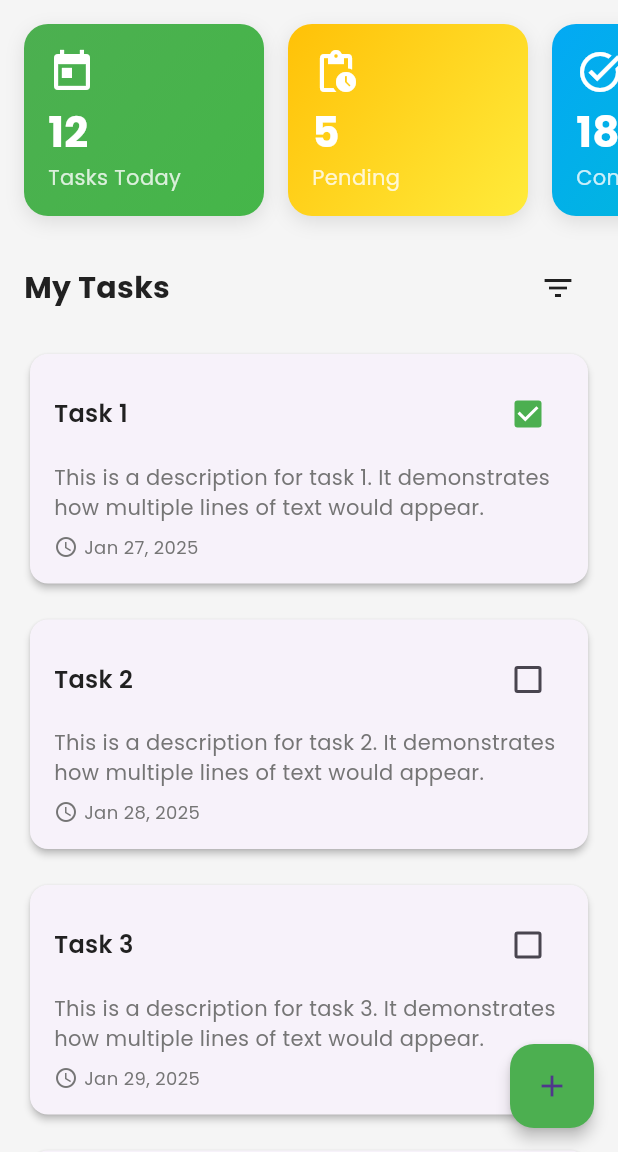
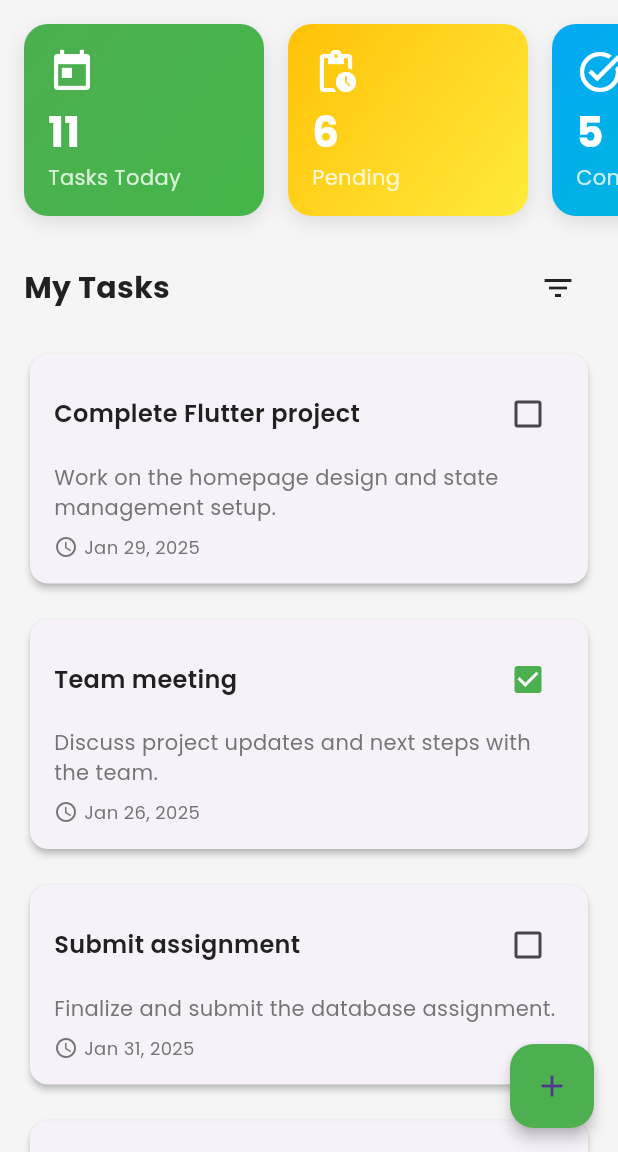
Before and after one commit to crindalwalt/TaskHive, a Flutter app: the screen it shows after launch, on a phone screen of 412 x 824 dp, the part 84-1236 px from its top. Run offline on Flutter 3.47's test engine with Material 3 defaults, Android fonts, the phone set to English and light mode, and no system bars; our stand-ins replace firebase_core, google_fonts; accounts and stored records are empty.

Commit message:
provider state management applied to tasks

```diff
--- a/lib/main.dart
+++ b/lib/main.dart
@@ -1,6 +1,7 @@
 import 'package:flutter/material.dart';
-import 'package:task_hive/pages/category_page.dart';
+import 'package:provider/provider.dart';
 import 'package:task_hive/pages/home_page.dart';
+import 'package:task_hive/providers/task_provider.dart';
 
 void main() {
   runApp(const MyApp());
@@ -11,9 +12,16 @@ class MyApp extends StatelessWidget {
 
   @override
   Widget build(BuildContext context) {
-    return MaterialApp(
-      debugShowCheckedModeBanner: false,
-      home: HomePage(),
+    return MultiProvider(
+      providers: [
+        ChangeNotifierProvider(
+          create: (context) => TaskProvider(),
+        ),
+      ],
+      child: MaterialApp(
+        debugShowCheckedModeBanner: false,
+        home: HomePage(),
+      ),
     );
   }
 }
--- a/lib/models/task.dart
+++ b/lib/models/task.dart
@@ -1,3 +1,5 @@
+import 'package:uuid/uuid.dart';
+
 class Task {
   String id;
   String userId;
@@ -15,3 +17,95 @@ class Task {
     required this.dueDate,
   });
 }
+
+final uuid = Uuid();
+List<Task> fakeTasks = [
+  Task(
+    id: uuid.v4(),
+    userId: 'user1',
+    title: 'Complete Flutter project',
+    description: 'Work on the homepage design and state management setup.',
+    isCompleted: false,
+    dueDate: DateTime.now().add(Duration(days: 2)),
+  ),
+  Task(
+    id: uuid.v4(),
+    userId: 'user1',
+    title: 'Team meeting',
+    description: 'Discuss project updates and next steps with the team.',
+    isCompleted: true,
+    dueDate: DateTime.now().subtract(Duration(days: 1)),
+  ),
+  Task(
+    id: uuid.v4(),
+    userId: 'user2',
+    title: 'Submit assignment',
+    description: 'Finalize and submit the database assignment.',
+    isCompleted: false,
+    dueDate: DateTime.now().add(Duration(days: 4)),
+  ),
+  Task(
+    id: uuid.v4(),
+    userId: 'user2',
+    title: 'Grocery shopping',
+    description: 'Buy essentials: milk, eggs, and bread.',
+    isCompleted: true,
+    dueDate: DateTime.now().subtract(Duration(hours: 5)),
+  ),
+  Task(
+    id: uuid.v4(),
+    userId: 'user3',
+    title: 'Read Flutter documentation',
+    description: 'Focus on state management and provider pattern.',
+    isCompleted: false,
+    dueDate: DateTime.now().add(Duration(days: 3)),
+  ),
+  Task(
+    id: uuid.v4(),
+    userId: 'user3',
+    title: 'Exercise',
+    description: 'Go for a 30-minute run in the evening.',
+    isCompleted: false,
+    dueDate: DateTime.now().add(Duration(hours: 8)),
+  ),
+  Task(
+    id: uuid.v4(),
+    userId: 'user4',
+    title: 'Design logo',
+    description: 'Create a professional logo for the client’s website.',
+    isCompleted: false,
+    dueDate: DateTime.now().add(Duration(days: 7)),
+  ),
+  Task(
+    id: uuid.v4(),
+    userId: 'user4',
+    title: 'Fix production bug',
+    description: 'Resolve the login issue in the production environment.',
+    isCompleted: true,
+    dueDate: DateTime.now().subtract(Duration(days: 2)),
+  ),
+  Task(
+    id: uuid.v4(),
+    userId: 'user5',
+    title: 'Prepare presentation',
+    description: 'Create slides for the upcoming tech conference.',
+    isCompleted: false,
+    dueDate: DateTime.now().add(Duration(days: 5)),
+  ),
+  Task(
+    id: uuid.v4(),
+    userId: 'user5',
+    title: 'Update resume',
+    description: 'Revamp the resume with recent projects and skills.',
+    isCompleted: true,
+    dueDate: DateTime.now().subtract(Duration(days: 3)),
+  ),
+  Task(
+    id: uuid.v4(),
+    userId: 'user5',
+    title: 'Update Onuvia name and website ',
+    description: 'Revamp the resume with recent projects and skills.',
+    isCompleted: true,
+    dueDate: DateTime.now().subtract(Duration(days: 3)),
+  ),
+];
--- a/lib/pages/add_note.dart
+++ b/lib/pages/add_note.dart
@@ -1,6 +1,10 @@
 import 'package:flutter/material.dart';
 import 'package:google_fonts/google_fonts.dart';
 import 'package:intl/intl.dart';
+import 'package:provider/provider.dart';
+import 'package:task_hive/models/task.dart';
+import 'package:task_hive/providers/task_provider.dart';
+import 'package:uuid/uuid.dart';
 
 class AddTaskPage extends StatefulWidget {
   @override
@@ -13,6 +17,8 @@ class _AddTaskPageState extends State<AddTaskPage> {
   TimeOfDay _selectedTime = TimeOfDay.now();
   String _selectedPriority = 'Medium';
   String _selectedCategory = 'Personal';
+  TextEditingController _titleController = TextEditingController();
+  TextEditingController _descriptionController = TextEditingController();
 
   // Custom color constants (matching home page)
   static const primaryColor = Color(0xFF4CAF50);
@@ -83,6 +89,7 @@ class _AddTaskPageState extends State<AddTaskPage> {
 
   Widget _buildTaskTitleField() {
     return TextFormField(
+      controller: _titleController,
       style: GoogleFonts.poppins(
         fontSize: 16,
         color: textColorPrimary,
@@ -117,6 +124,7 @@ class _AddTaskPageState extends State<AddTaskPage> {
 
   Widget _buildTaskDescriptionField() {
     return TextFormField(
+      controller: _descriptionController,
       maxLines: 3,
       style: GoogleFonts.poppins(
         fontSize: 16,
@@ -388,8 +396,21 @@ class _AddTaskPageState extends State<AddTaskPage> {
   }
 
   void _submitForm() {
+    final provider = Provider.of<TaskProvider>(context, listen: false);
     if (_formKey.currentState!.validate()) {
       // TODO: Implement task creation logic
+      provider.addTask(
+        Task(
+          id: Uuid().v4(),
+          userId: 'user1',
+          title: _titleController.text,
+          description: _descriptionController.text,
+          isCompleted: false,
+          dueDate: DateTime.now(),
+        ),
+      );
+      print('Task added: ${_titleController.text}');
+      // print('Task description: ${_descriptionController.text}');
       Navigator.pop(context);
     }
   }
--- a/lib/pages/home_page.dart
+++ b/lib/pages/home_page.dart
@@ -1,7 +1,10 @@
 import 'package:flutter/material.dart';
 import 'package:google_fonts/google_fonts.dart';
 import 'package:intl/intl.dart';
+import 'package:provider/provider.dart';
+import 'package:task_hive/models/task.dart';
 import 'package:task_hive/pages/add_note.dart';
+import 'package:task_hive/providers/task_provider.dart';
 
 class HomePage extends StatelessWidget {
   // Custom color constants
@@ -20,9 +23,9 @@ class HomePage extends StatelessWidget {
         child: CustomScrollView(
           slivers: [
             _buildAppBar(),
-            _buildDashboardCards(),
+            _buildDashboardCards(context),
             _buildFilterSection(),
-            _buildTaskList(),
+            _buildTaskList(context),
           ],
         ),
       ),
@@ -55,7 +58,11 @@ class HomePage extends StatelessWidget {
     );
   }
 
-  Widget _buildDashboardCards() {
+  Widget _buildDashboardCards(BuildContext context) {
+    final taskProvider = Provider.of<TaskProvider>(context);
+    int totalTasks = taskProvider.getTotalTaskCount();
+    int completedTasks = taskProvider.getCompletedTaskCount();
+    int pendingTasks = taskProvider.getPendingTaskCount();
     return SliverToBoxAdapter(
       child: Container(
         height: 160,
@@ -65,19 +72,19 @@ class HomePage extends StatelessWidget {
           children: [
             _buildMetricCard(
               'Tasks Today',
-              '12',
+              totalTasks.toString(),
               Icons.today,
               [Color(0xFF4CAF50), Color(0xFF45B649)],
             ),
             _buildMetricCard(
               'Pending',
-              '5',
+              pendingTasks.toString(),
               Icons.pending_actions,
               [Color(0xFFFFC107), Color(0xFFFFEB3B)],
             ),
             _buildMetricCard(
               'Completed',
-              '18',
+              completedTasks.toString(),
               Icons.task_alt,
               [Color(0xFF03A9F4), Color(0xFF00BCD4)],
             ),
@@ -173,22 +180,24 @@ class HomePage extends StatelessWidget {
     );
   }
 
-  Widget _buildTaskList() {
+  Widget _buildTaskList(BuildContext context) {
+    final tasks = Provider.of<TaskProvider>(context);
+    List<Task> taskList = tasks.tasks;
     return SliverList(
       delegate: SliverChildBuilderDelegate(
-        (context, index) => _buildTaskCard(
-          'Task ${index + 1}',
-          'This is a description for task ${index + 1}. It demonstrates how multiple lines of text would appear.',
-          DateTime.now().add(Duration(days: index)),
-          index % 3 == 0,
-        ),
-        childCount: 10,
+        childCount: taskList.length,
+        (context, index) {
+          Task task = taskList[index];
+          return _buildTaskCard(
+            task,
+            tasks.toggleTaskCompletion,
+          );
+        },
       ),
     );
   }
 
-  Widget _buildTaskCard(
-      String title, String description, DateTime dueDate, bool isCompleted) {
+  Widget _buildTaskCard(Task task, Function toggleTaskCompletion) {
     return Padding(
       padding: EdgeInsets.symmetric(horizontal: 16, vertical: 8),
       child: Card(
@@ -206,7 +215,7 @@ class HomePage extends StatelessWidget {
                   children: [
                     Expanded(
                       child: Text(
-                        title,
+                        task.title,
                         style: GoogleFonts.poppins(
                           fontSize: 16,
                           fontWeight: FontWeight.w600,
@@ -215,15 +224,17 @@ class HomePage extends StatelessWidget {
                       ),
                     ),
                     Checkbox(
-                      value: isCompleted,
-                      onChanged: (value) {},
+                      value: task.isCompleted,
+                      onChanged: (value) {
+                        toggleTaskCompletion(task.id);
+                      },
                       activeColor: primaryColor,
                     ),
                   ],
                 ),
                 SizedBox(height: 8),
                 Text(
-                  description,
+                  task.description,
                   style: GoogleFonts.poppins(
                     fontSize: 14,
                     color: textColorSecondary,
@@ -241,7 +252,7 @@ class HomePage extends StatelessWidget {
                     ),
                     SizedBox(width: 4),
                     Text(
-                      DateFormat('MMM dd, yyyy').format(dueDate),
+                      DateFormat('MMM dd, yyyy').format(task.dueDate),
                       style: GoogleFonts.poppins(
                         fontSize: 12,
                         color: textColorSecondary,
--- a/lib/providers/task_provider.dart
+++ b/lib/providers/task_provider.dart
@@ -0,0 +1,65 @@
+import 'package:flutter/material.dart';
+import 'package:task_hive/models/task.dart';
+
+class TaskProvider with ChangeNotifier {
+  List<Task> _tasks = fakeTasks; // Internal list of tasks.
+
+  // Getter for tasks
+  List<Task> get tasks => [..._tasks];
+
+  // Get task by ID
+  Task getTaskById(String id) {
+    return _tasks.firstWhere((task) => task.id == id);
+  }
+
+  // Add a new task
+  void addTask(Task task) {
+    _tasks.add(task);
+    notifyListeners(); // Notify listeners to update UI.
+  }
+
+  // Update an existing task
+  void updateTask(String id, Task updatedTask) {
+    final taskIndex = _tasks.indexWhere((task) => task.id == id);
+    if (taskIndex != -1) {
+      _tasks[taskIndex] = updatedTask;
+      notifyListeners();
+    }
+  }
+
+  // Toggle task completion
+  void toggleTaskCompletion(String id) {
+    final taskIndex = _tasks.indexWhere((task) => task.id == id);
+    if (taskIndex != -1) {
+      _tasks[taskIndex].isCompleted = !_tasks[taskIndex].isCompleted;
+      notifyListeners();
+    }
+  }
+
+  // Delete a task
+  void deleteTask(String id) {
+    _tasks.removeWhere((task) => task.id == id);
+    notifyListeners();
+  }
+
+  int getCompletedTaskCount() {
+    return getCompletedTasks().length;
+  }
+
+  int getPendingTaskCount() {
+    return getPendingTasks().length;
+  }
+
+  int getTotalTaskCount() {
+    return _tasks.length;
+  }
+
+  // Filtered tasks (e.g., completed or pending)
+  List<Task> getCompletedTasks() {
+    return _tasks.where((task) => task.isCompleted).toList();
+  }
+
+  List<Task> getPendingTasks() {
+    return _tasks.where((task) => !task.isCompleted).toList();
+  }
+}
--- a/pubspec.yaml
+++ b/pubspec.yaml
@@ -38,6 +38,8 @@ dependencies:
   cloud_firestore: ^5.6.2
   google_fonts: ^6.2.1
   intl: ^0.20.2
+  uuid: ^4.5.1
+  provider: ^6.1.2
 
 dev_dependencies:
   flutter_test:
```
Also changed, not shown: pubspec.lock, 1 other file.
